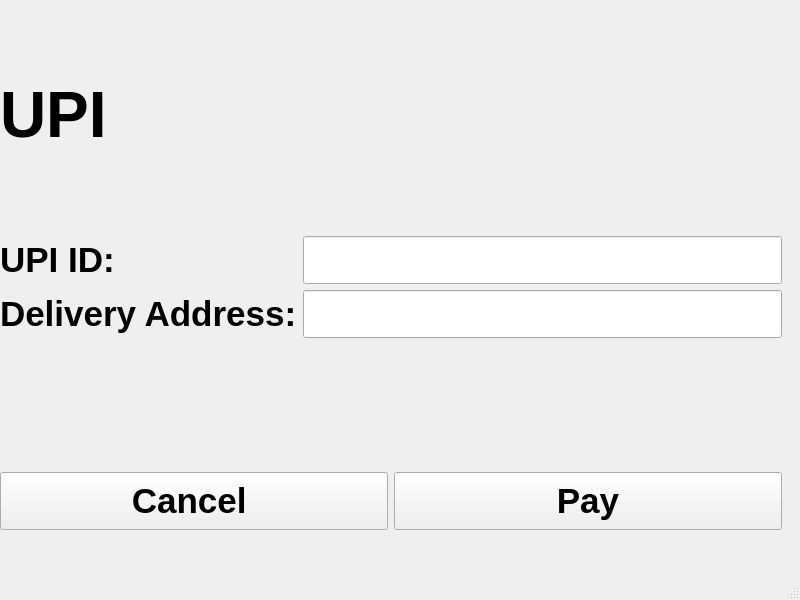
acmpesuecc/GrowPal, file transaction_upi.ui: the form before one commit.
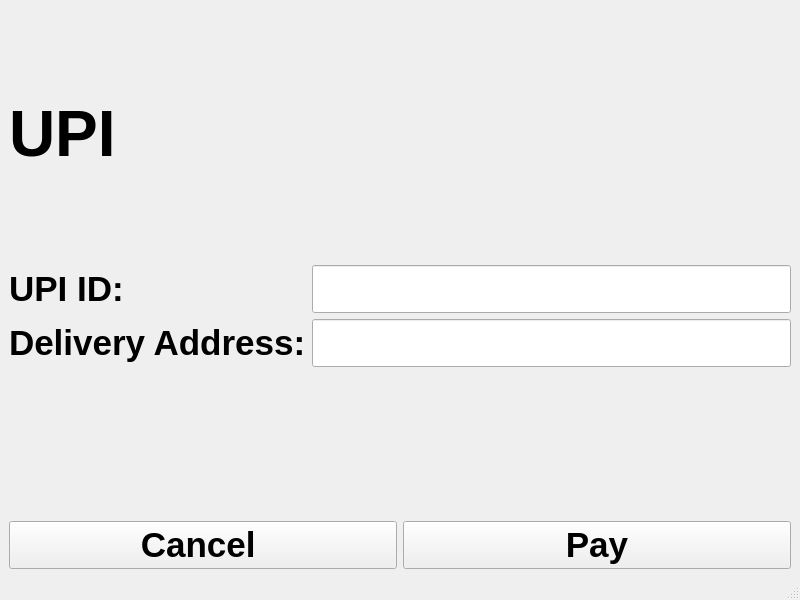
The form after the commit.

Commit message: added documentation and transaction page

What changed in the file:
```diff
--- a/transaction_upi.ui
+++ b/transaction_upi.ui
@@ -14,15 +14,22 @@
    <string>MainWindow</string>
   </property>
   <widget class="QWidget" name="centralwidget">
-   <widget class="QWidget" name="formLayoutWidget">
-    <property name="geometry">
-     <rect>
-      <x>0</x>
-      <y>236</y>
-      <width>782</width>
-      <height>230</height>
-     </rect>
-    </property>
+   <layout class="QGridLayout" name="gridLayout">
+    <item row="0" column="0" colspan="2">
+     <widget class="QLabel" name="label">
+      <property name="font">
+       <font>
+        <pointsize>48</pointsize>
+        <weight>75</weight>
+        <bold>true</bold>
+       </font>
+      </property>
+      <property name="text">
+       <string>UPI</string>
+      </property>
+     </widget>
+    </item>
+    <item row="1" column="0" colspan="2">
     <layout class="QFormLayout" name="formLayout">
      <item row="0" column="0">
       <widget class="QLabel" name="label_2">
@@ -75,16 +82,9 @@
       </widget>
      </item>
     </layout>
-   </widget>
+    </item>
+    <item row="2" column="0">
    <widget class="QPushButton" name="pushButton_cancel">
-    <property name="geometry">
-     <rect>
-      <x>0</x>
-      <y>472</y>
-      <width>388</width>
-      <height>58</height>
-     </rect>
-    </property>
     <property name="font">
      <font>
       <pointsize>26</pointsize>
@@ -96,15 +96,9 @@
      <string>Cancel </string>
     </property>
    </widget>
+    </item>
+    <item row="2" column="1">
    <widget class="QPushButton" name="pushButton_pay">
-    <property name="geometry">
-     <rect>
-      <x>394</x>
-      <y>472</y>
-      <width>388</width>
-      <height>58</height>
-     </rect>
-    </property>
     <property name="font">
      <font>
       <pointsize>26</pointsize>
@@ -116,26 +110,8 @@
      <string>Pay</string>
     </property>
    </widget>
-   <widget class="QLabel" name="label">
-    <property name="geometry">
-     <rect>
-      <x>0</x>
-      <y>0</y>
-      <width>782</width>
-      <height>230</height>
-     </rect>
-    </property>
-    <property name="font">
-     <font>
-      <pointsize>48</pointsize>
-      <weight>75</weight>
-      <bold>true</bold>
-     </font>
-    </property>
-    <property name="text">
-     <string>UPI</string>
-    </property>
-   </widget>
+    </item>
+   </layout>
   </widget>
   <widget class="QMenuBar" name="menubar">
    <property name="geometry">
```
Lines whose indentation alone changed are shown as unchanged. The commit also changes 5 other files.
